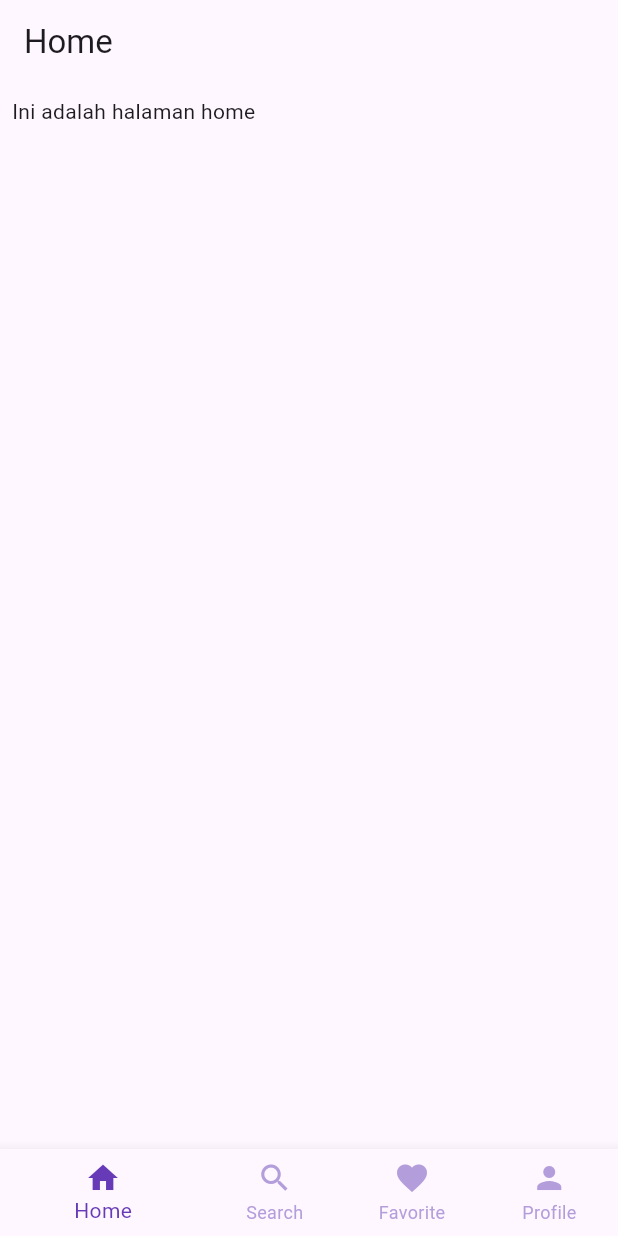
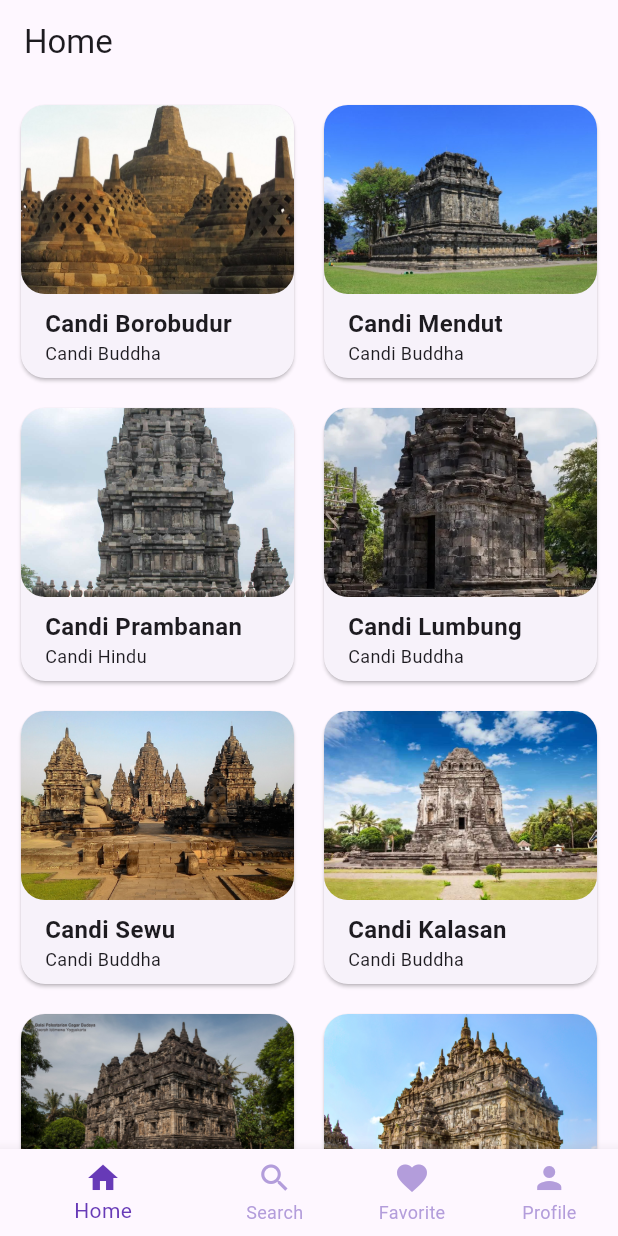
Before and after one commit to cintaaasf/PAB15B, a Flutter app: the screen it shows after launch, on a phone screen of 412 x 824 dp. Run offline on Flutter 3.47's test engine with Material 3 defaults, Android fonts, the phone set to English and light mode, and no system bars.

Commit message:
Complete Home Screen with Grid View of Candi Data, Models, and Images

```diff
--- /dev/null
+++ b/flutter_bottom_navigation/lib/data/candi_data.dart
@@ -0,0 +1,164 @@
+import 'package:flutter_bottom_navigation/models/candi.dart';
+
+var candiList = [
+  Candi(
+    name: 'Candi Borobudur',
+    location: 'Magelang, Jawa Tengah',
+    description:
+        'Candi Borobudur, candi Buddha terbesar di dunia, dibangun oleh penganut Buddha Mahayana pada abad ke-9 di Jawa Tengah, Indonesia. Dengan enam teras dan tiga pelataran melingkar yang dihiasi relief dan arca Buddha, Borobudur adalah tempat suci untuk memuliakan Buddha dan panduan ziarah menuju pencerahan. Meskipun ditinggalkan pada abad ke-10, candi ini ditemukan kembali pada tahun 1814 dan setelah pemugaran besar-besaran, diakui sebagai Situs Warisan Dunia oleh UNESCO.',
+    built: 'Abad ke-9',
+    type: 'Candi Buddha',
+    imageAsset: 'images/borobudur.jpeg',
+    imageUrls: [
+      'https://media-cdn.tripadvisor.com/media/photo-o/11/cd/4f/71/borobudur-and-the-sky.jpg',
+      'https://media-cdn.tripadvisor.com/media/photo-o/11/cd/5d/36/borobudur-airial-view.jpg',
+      'https://media-cdn.tripadvisor.com/media/photo-o/11/cd/4d/c7/borobudur-and-the-sky.jpg',
+      'https://media-cdn.tripadvisor.com/media/photo-o/11/cd/47/0e/borobudur-sunset-moment.jpg',
+    ],
+    isFavorite: false,
+  ),
+  Candi(
+    name: 'Candi Mendut',
+    location: 'Magelang, Jawa Tengah',
+    description:
+        'Candi Mendut adalah candi Buddha yang terletak di Desa Mendut, Kabupaten Magelang, Jawa Tengah, sekitar 3 kilometer dari Candi Borobudur. Dibangun pada masa pemerintahan Raja Indra dari dinasti Syailendra, Candi Mendut dikaitkan dengan prasasti Karangtengah tahun 824 Masehi, yang mengaitkannya dengan istilah "wenuwana" atau hutan bambu. Candi ini dibangun dengan batu bata dan lapisan batu alam, berdiri teguh di atas basement tinggi dengan pintu masuk menghadap barat-daya. Bangunan ini memiliki lorong mengelilingi tubuhnya, atap tiga tingkat, dan dihiasi dengan 48 stupa kecil di bagian puncaknya.',
+    built: 'Abad ke-9',
+    type: 'Candi Buddha',
+    imageAsset: 'images/mendut.jpeg',
+    imageUrls: [
+      'https://media-cdn.tripadvisor.com/media/photo-o/08/8d/bd/dc/photo1jpg.jpg',
+      'https://media-cdn.tripadvisor.com/media/photo-o/08/30/84/fe/detail.jpg',
+      'https://media-cdn.tripadvisor.com/media/photo-o/07/9c/66/49/parc-du-monastere.jpg',
+      'https://media-cdn.tripadvisor.com/media/photo-o/07/64/89/fe/candi-mendut-temple.jpg',
+    ],
+    isFavorite: false,
+  ),
+  Candi(
+    name: 'Candi Prambanan',
+    location: 'Daerah Istimewa Yogyakarta',
+    description:
+        'Candi Prambanan adalah candi Hindu terbesar di Indonesia, didirikan pada abad ke-9 Masehi dan dipersembahkan untuk Trimurti Hindu: Brahma, Wisnu, dan Siwa. Terletak di Daerah Istimewa Yogyakarta dan Jawa Tengah, kompleks candi ini mencakup Bokoharjo, Prambanan, Sleman, Yogyakarta, serta Tlogo, Prambanan, Klaten, Jawa Tengah. Candi ini termasuk Situs Warisan Dunia UNESCO, memiliki arsitektur tinggi dan ramping, dengan candi Siwa sebagai pusat dengan ketinggian 47 meter. Dibangun mulai sekitar tahun 850 Masehi oleh Rakai Pikatan dan dikembangkan oleh Balitung Maha Sambu dari kerajaan Medang Mataram, Prambanan menjadi daya tarik wisatawan global.',
+    built: 'Abad ke-9',
+    type: 'Candi Hindu',
+    imageAsset: 'images/prambanan.jpeg',
+    imageUrls: [
+      'http://media-cdn.tripadvisor.com/media/photo-o/11/d3/f4/02/main-prambanan-temple.jpg',
+      'https://media-cdn.tripadvisor.com/media/photo-o/11/d3/f3/fb/main-prambanan-temple.jpg',
+      'https://media-cdn.tripadvisor.com/media/photo-o/11/cd/21/b5/prambanan-diwaktu-malam.jpg',
+      'https://media-cdn.tripadvisor.com/media/photo-o/11/cd/21/a1/prambanan-yang-luas-dan.jpg',
+    ],
+    isFavorite: false,
+  ),
+  Candi(
+    name: 'Candi Lumbung',
+    location: 'Klaten, Jawa Tengah',
+    description:
+        'Candi Lumbung, bagian Taman Wisata Candi Prambanan, terletak di Jawa Tengah, Kabupaten Klaten. Dibangun pada abad ke-9 saat Kerajaan Mataram Kuno, candi ini terdiri dari satu candi induk dan 16 candi perwara. Candi induk memiliki denah poligon bersisi 20, luas 350 m2, dan menghadap ke timur, meskipun sekarang tidak lengkap karena sejumlah batu hilang. Penelitian modern oleh J. Dumarçay juga mencatat perubahan struktur candi ini.',
+    built: 'Abad ke-9',
+    type: 'Candi Buddha',
+    imageAsset: 'images/lumbung.jpeg',
+    imageUrls: [
+      'https://media-cdn.tripadvisor.com/media/photo-o/28/11/e1/80/lumbung-temple.jpg',
+      'http://media-cdn.tripadvisor.com/media/photo-o/28/11/e1/73/lumbung-temple.jpg',
+      'http://media-cdn.tripadvisor.com/media/photo-o/28/11/e1/21/lumbung-temple.jpg',
+      'https://media-cdn.tripadvisor.com/media/photo-o/28/11/e1/33/lumbung-temple.jpg',
+    ],
+    isFavorite: false,
+  ),
+  Candi(
+    name: 'Candi Sewu',
+    location: 'Klaten, Jawa Tengah',
+    description:
+        'Candi Sewu adalah kompleks candi Buddha yang didirikan pada abad ke-8 Masehi dan terletak sekitar delapan ratus meter di utara Candi Prambanan. Menjadi kompleks candi Buddha terbesar kedua di Jawa Tengah setelah Candi Borobudur, Candi Sewu memiliki nama asli Manjusri grha (Rumah Manjusri), dan usianya lebih tua daripada Candi Borobudur dan Prambanan. Walaupun semula memiliki 249 candi, masyarakat setempat menyebutnya "Sewu" yang dalam bahasa Jawa berarti seribu, merujuk pada legenda Loro Jonggrang.',
+    built: 'Abad ke-8',
+    type: 'Candi Buddha',
+    imageAsset: 'images/sewu.jpeg',
+    imageUrls: [
+      'https://media-cdn.tripadvisor.com/media/photo-o/16/29/03/ec/dsc-5480-largejpg.jpg',
+      'https://media-cdn.tripadvisor.com/media/photo-o/13/9a/31/8e/caption.jpg',
+      'https://media-cdn.tripadvisor.com/media/photo-o/14/78/fd/64/dsc-0395-largejpg.jpg',
+      'https://media-cdn.tripadvisor.com/media/photo-o/16/10/f6/55/20181224-104447-largejpg.jpg',
+    ],
+    isFavorite: false,
+  ),
+  Candi(
+    name: 'Candi Kalasan',
+    location: 'Daerah Istimewa Yogyakarta',
+    description:
+        'Candi Kalasan, Cagar Budaya Buddha di Yogyakarta, memiliki 52 stupa dan berlokasi di Desa Tirtomartani. Terletak sekitar 2 km dari Candi Prambanan, candi ini awalnya satu-satunya struktur yang ditemukan di situs ini, tetapi penggalian lebih lanjut mengungkap bangunan pendukung lain dan tiga candi kecil di luar bangunan utama. Prasasti Kalasan tahun 778 mengungkapkan pendirian bangunan suci untuk menghormati Bodhisattva wanita, Tarabhawana, oleh Maharaja Tejapurnapana Panangkaran dari keluarga Syailendra. Candi ini dianggap sebagai bukti keberadaan Wangsa Syailendra. Menurut penafsiran ahli, Candi Kalasan adalah gabungan Buddhisme dan Hinduisme, mengalami tiga kali perbaikan. Relief Bodhisattva dan atap berlapis tiga menjadi ciri khas candi ini.',
+    built: 'Abad ke-8',
+    type: 'Candi Buddha',
+    imageAsset: 'images/kalasan.jpeg',
+    imageUrls: [
+      'https://media-cdn.tripadvisor.com/media/photo-o/11/49/7f/c6/img-20171102-100329-largejpg.jpg',
+      'https://media-cdn.tripadvisor.com/media/photo-o/0d/d1/15/1b/papan-nama-peringatan.jpg',
+      'https://media-cdn.tripadvisor.com/media/photo-o/0d/b4/4a/9d/caption.jpg',
+      'https://media-cdn.tripadvisor.com/media/photo-o/0d/bd/3b/88/20161127-152738-largejpg.jpg',
+    ],
+    isFavorite: false,
+  ),
+  Candi(
+    name: 'Candi Sari',
+    location: 'Daerah Istimewa Yogyakarta',
+    description:
+        'Candi Sari, atau Candi Bendah, adalah candi Buddha yang terletak di Desa Tirtomartani, Sleman, Yogyakarta. Dibangun pada abad ke-8 dan ke-9 saat Kerajaan Mataram Kuno, candi ini memiliki 9 stupa di bagian atasnya yang tersusun dalam 3 deretan sejajar, mirip dengan Candi Borobudur. Bangunannya mirip dengan Candi Plaosan dan memiliki ruangan bertingkat dua di bawah stupa, mungkin digunakan untuk meditasi biksu. Dulu digunakan sebagai Vihara Buddha untuk belajar dan mengajar para biksu.',
+    built: 'Abad ke-8',
+    type: 'Candi Buddha',
+    imageAsset: 'images/sari.jpeg',
+    imageUrls: [
+      'http://media-cdn.tripadvisor.com/media/photo-o/0d/7a/26/27/p-20150104-102350-hdr.jpg',
+      'https://media-cdn.tripadvisor.com/media/photo-o/17/e4/b5/32/komplek-candi-sari.jpg',
+      'http://media-cdn.tripadvisor.com/media/photo-o/13/46/0c/0e/cube.jpg',
+      'https://media-cdn.tripadvisor.com/media/photo-o/13/46/09/6d/high-wall.jpg',
+    ],
+    isFavorite: false,
+  ),
+  Candi(
+    name: 'Candi Plaosan',
+    location: 'Klaten, Jawa Tengah',
+    description:
+        'Candi Plaosan adalah kompleks percandian di Desa Bugisan, Jawa Tengah. Terdiri dari Candi Plaosan Lor dan Candi Plaosan Kidul, kompleks ini terletak sekitar 1 km dari Candi Sewu atau Candi Prambanan. Bangunan-bangunan dengan stupa, arca Buddha, dan candi perwara menandakan karakter Buddha. Dibangun pada abad ke-9 oleh Raja Rakai Pikatan dan Sri Kahulunan dari Kerajaan Medang, candi ini dahulu dikelilingi oleh parit persegi panjang yang sebagian masih terlihat di timur dan barat candi.',
+    built: 'Abad ke-9',
+    type: 'Candi Buddha',
+    imageAsset: 'images/plaosan.jpeg',
+    imageUrls: [
+      'https://media-cdn.tripadvisor.com/media/photo-o/15/64/fe/2c/candi-plaosan-nan-exotic.jpg',
+      'https://media-cdn.tripadvisor.com/media/photo-o/0b/9b/16/eb/candi-plaosan-merupakan.jpg',
+      'https://media-cdn.tripadvisor.com/media/photo-o/04/d1/be/8d/candi-plaosan.jpg',
+      'https://media-cdn.tripadvisor.com/media/photo-o/28/14/e5/d4/caption.jpg',
+    ],
+    isFavorite: false,
+  ),
+  Candi(
+    name: 'Candi Singosari',
+    location: 'Malang, Jawa Timur',
+    description:
+        'Candi Singasari adalah situs Hindu-Buddha bersejarah dari Kerajaan Singasari, terletak di Singosari, Malang, Jawa Timur, Indonesia, sekitar 10 km dari Kota Malang. Candi ini merupakan tempat pemujaan Raja Kertanegara, raja terakhir Singasari, yang wafat pada 1292. Terletak di lembah di antara Pegunungan Tengger dan Gunung Arjuno, candi ini dibangun dengan metode menumpuk batu andesit dan diukir dari atas ke bawah.',
+    built: 'Abad ke-13',
+    type: 'Candi Hindu-Buddha',
+    imageAsset: 'images/singosari.jpeg',
+    imageUrls: [
+      'https://media-cdn.tripadvisor.com/media/photo-o/06/c9/d4/f2/candi-singosari.jpg',
+      'https://media-cdn.tripadvisor.com/media/photo-o/1a/ca/37/49/candi-cungkup-candirenggo.jpg',
+      'https://media-cdn.tripadvisor.com/media/photo-o/15/a2/c0/8d/dvarapala.jpg',
+      'https://media-cdn.tripadvisor.com/media/photo-o/15/a2/c0/88/singosari-temple-kala.jpg',
+    ],
+    isFavorite: false,
+  ),
+  Candi(
+    name: 'Candi Jago',
+    location: 'Malang, Jawa Timur',
+    description:
+        'Candi Jago, didirikan oleh Kerajaan Singhasari abad ke-13 untuk menghormati Raja Wisnuwardhana, terletak di Desa Tumpang, Malang, Jawa Timur. Candi ini menganut agama Buddha Tatrayana dan memiliki arca khas amoghapasa yang mewakili Raja Wisnuwarddhana. Bangunan candi ini, terbuat dari batu andesit, memiliki bagian atas yang tersisa sebagian karena diterjang petir. Relief Kunjarakarna dan Pancatantra dapat ditemukan di sini. Arca Manjusri yang awalnya berada di candi ini, kini tersimpan di Museum Nasional.',
+    built: 'Abad ke-13',
+    type: 'Candi Buddha',
+    imageAsset: 'images/jago.jpeg',
+    imageUrls: [
+      'https://media-cdn.tripadvisor.com/media/photo-o/08/75/ab/a3/photo2jpg.jpg',
+      'https://media-cdn.tripadvisor.com/media/photo-o/08/75/ab/a1/photo0jpg.jpg',
+      'https://media-cdn.tripadvisor.com/media/photo-o/05/60/f7/12/jhago-temple.jpg',
+      'https://media-cdn.tripadvisor.com/media/photo-o/05/60/f6/e5/jhago-temple.jpg',
+    ],
+    isFavorite: false,
+  ),
+];
--- /dev/null
+++ b/flutter_bottom_navigation/lib/models/candi.dart
@@ -0,0 +1,22 @@
+class Candi {
+  final String name;
+  final String location;
+  final String description;
+  final String built;
+  final String type;
+  final String imageAsset;
+  final List<String> imageUrls;
+  bool isFavorite;
+
+  Candi({
+    required this.name,
+    required this.location,
+    required this.description,
+    required this.built,
+    required this.type,
+    required this.imageAsset,
+    required this.imageUrls,
+    this.isFavorite = false,
+  });
+
+}
--- a/flutter_bottom_navigation/lib/screen/home_screen.dart
+++ b/flutter_bottom_navigation/lib/screen/home_screen.dart
@@ -1,4 +1,6 @@
 import 'package:flutter/material.dart';
+import 'package:flutter_bottom_navigation/data/candi_data.dart';
+import 'package:flutter_bottom_navigation/models/candi.dart';
 
 class HomeScreen extends StatelessWidget {
   const HomeScreen({super.key});
@@ -6,13 +8,64 @@ class HomeScreen extends StatelessWidget {
   @override
   Widget build(BuildContext context) {
     return Scaffold(
-      appBar: AppBar(
-        title: const Text('Home'),
-      ),
-      body: Padding(
-        padding: const EdgeInsets.all(8.0),
-        child: const Text('Ini adalah halaman home'),
-      ),
-    );
+        appBar: AppBar(
+          title: const Text('Home'),
+        ),
+        body: SingleChildScrollView(
+          child: Column(
+            children: [
+              GridView.builder(
+                shrinkWrap: true,
+                gridDelegate: const SliverGridDelegateWithFixedCrossAxisCount(
+                    crossAxisCount: 2, crossAxisSpacing: 8, mainAxisSpacing: 8),
+                padding: const EdgeInsets.all(8),
+                itemCount: candiList.length,
+                itemBuilder: (context, index) {
+                  Candi candi = candiList[index];
+
+                  //Tampilan untuk 1 Grid
+                  return Card(
+                    shape: RoundedRectangleBorder(
+                        borderRadius: BorderRadius.circular(16)),
+                    margin: const EdgeInsets.all(6),
+                    elevation: 1,
+                    child: Column(
+                      crossAxisAlignment: CrossAxisAlignment.stretch,
+                      children: [
+                        //Gambar Candi
+                        Expanded(
+                          child: ClipRRect(
+                            borderRadius: BorderRadius.circular(16),
+                            child: Image.asset(
+                              candi.imageAsset,
+                              fit: BoxFit.cover,
+                            ),
+                          ),
+                        ),
+                        //Nama Candi
+                        Padding(
+                          padding: const EdgeInsets.only(left: 16, top: 8),
+                          child: Text(
+                            candi.name,
+                            style: const TextStyle(
+                                fontSize: 16, fontWeight: FontWeight.bold),
+                          ),
+                        ),
+                        //Tipe Candi
+                        Padding(
+                          padding: const EdgeInsets.only(left: 16, bottom: 8),
+                          child: Text(
+                            candi.type,
+                            style: const TextStyle(fontSize: 12),
+                          ),
+                        )
+                      ],
+                    ),
+                  );
+                },
+              )
+            ],
+          ),
+        ));
   }
 }
--- a/flutter_bottom_navigation/pubspec.yaml
+++ b/flutter_bottom_navigation/pubspec.yaml
@@ -17,3 +17,5 @@ dev_dependencies:
 
 flutter:
   uses-material-design: true
+  assets:
+    -images/
```
Also changed, not shown: flutter_bottom_navigation/images/borobudur.jpeg (added), flutter_bottom_navigation/images/jago.jpeg (added), flutter_bottom_navigation/images/kalasan.jpeg (added), flutter_bottom_navigation/images/logo_candi.png (added), flutter_bottom_navigation/images/lumbung.jpeg (added), flutter_bottom_navigation/images/mendut.jpeg (added), flutter_bottom_navigation/images/placeholder_image.png (added), flutter_bottom_navigation/images/plaosan.jpeg (added), flutter_bottom_navigation/images/prambanan.jpeg (added), flutter_bottom_navigation/images/sari.jpeg (added), flutter_bottom_navigation/images/sewu.jpeg (added), flutter_bottom_navigation/images/singosari.jpeg (added).
